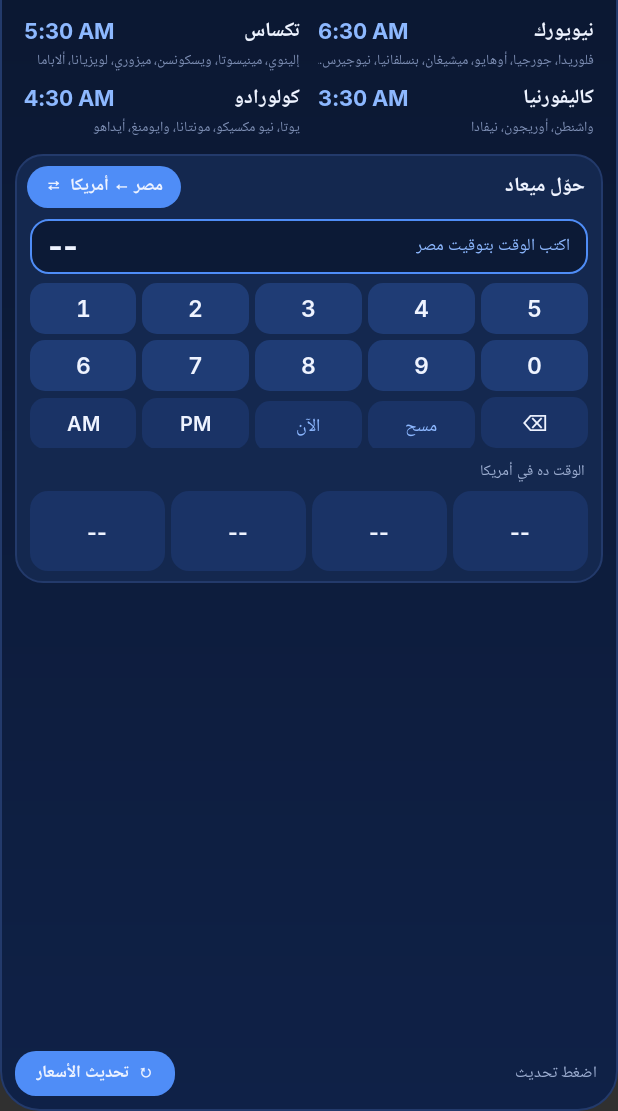
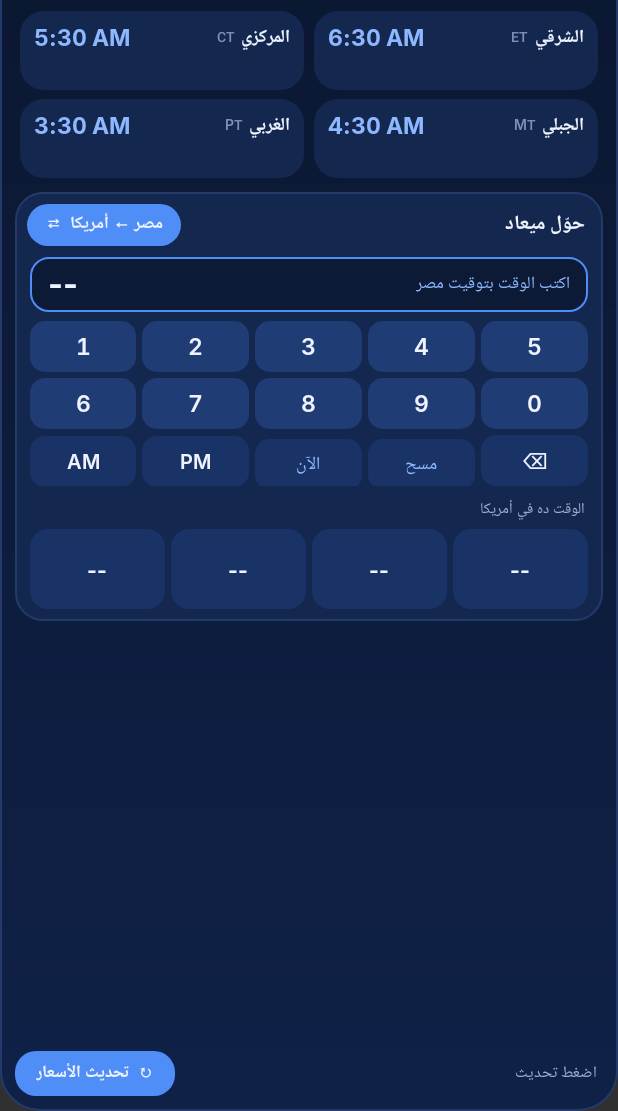
Before and after one commit to guidancetutors2020/guidancetutorsspervisor, an Android app: the layout widget.xml on its own in the app's theme, with its tools: preview values and no code run, on a phone screen of 412 x 824 dp, the part 125-1236 px from its top. Run offline under Robolectric (Android 15) with nearby library versions, the phone set to English and light mode, and no system bars.

Commit message:
Group main US states by time zone in four boxes; Arizona follows DST season
Co-Authored-By: Claude Opus 5.5 <noreply@anthropic.com>
Claude-Session: https://claude.ai/code/session_01Ny6ErTzSTSFXEzgv1BaRbq

```diff
--- a/app/build.gradle
+++ b/app/build.gradle
@@ -6,8 +6,8 @@ android {
         applicationId 'com.guidancetutors.priceswidget'
         minSdk 26
         targetSdk 34
-        versionCode 4
-        versionName "2.1"
+        versionCode 5
+        versionName "2.2"
     }
     compileOptions { sourceCompatibility JavaVersion.VERSION_17; targetCompatibility JavaVersion.VERSION_17 }
 }
--- a/app/src/main/res/layout/widget.xml
+++ b/app/src/main/res/layout/widget.xml
@@ -21,40 +21,44 @@
         </LinearLayout>
     </LinearLayout>
 
-    <LinearLayout android:layout_width="match_parent" android:layout_height="wrap_content" android:orientation="horizontal" android:layout_marginTop="9dp">
-            <LinearLayout android:layout_width="0dp" android:layout_height="wrap_content" android:layout_weight="1" android:orientation="vertical" android:paddingHorizontal="6dp">
+    <LinearLayout android:layout_width="match_parent" android:layout_height="wrap_content" android:orientation="horizontal" android:layout_marginTop="7dp">
+        <LinearLayout android:layout_width="0dp" android:layout_height="match_parent" android:layout_weight="1" android:orientation="vertical" android:background="@drawable/tile" android:paddingHorizontal="9dp" android:paddingVertical="7dp" android:layout_marginHorizontal="3dp">
             <LinearLayout android:layout_width="match_parent" android:layout_height="wrap_content" android:orientation="horizontal" android:gravity="center_vertical">
-                    <TextView android:layout_width="wrap_content" android:layout_height="wrap_content" android:text="نيويورك" android:textSize="13sp" android:textColor="@color/ink" android:maxLines="1" android:textStyle="bold"  />
+                <TextView android:layout_width="wrap_content" android:layout_height="wrap_content" android:text="الشرقي" android:textSize="12sp" android:textColor="@color/ink" android:textStyle="bold" android:maxLines="1" />
+                <TextView android:layout_width="wrap_content" android:layout_height="wrap_content" android:text="ET" android:textSize="9sp" android:textColor="@color/faint" android:fontFamily="@font/num_semibold" android:layout_marginStart="4dp" android:maxLines="1" />
                 <LinearLayout android:layout_width="0dp" android:layout_height="1dp" android:layout_weight="1" />
-                    <TextClock android:layout_width="wrap_content" android:layout_height="wrap_content" android:timeZone="America/New_York" android:format12Hour="h:mm a" android:format24Hour="h:mm a" android:textSize="14.5sp" android:textColor="@color/accent_soft" android:fontFamily="@font/num_bold" android:maxLines="1" />
+                <TextClock android:layout_width="wrap_content" android:layout_height="wrap_content" android:timeZone="America/New_York" android:format12Hour="h:mm a" android:format24Hour="h:mm a" android:textSize="15sp" android:textColor="@color/accent_soft" android:fontFamily="@font/num_bold" android:maxLines="1" />
             </LinearLayout>
-                <TextView android:layout_width="match_parent" android:layout_height="wrap_content" android:text="فلوريدا، جورجيا، أوهايو، ميشيغان، بنسلفانيا، نيوجيرسي، فيرجينيا" android:textSize="9.5sp" android:textColor="@color/faint" android:maxLines="1" android:ellipsize="end" />
+            <TextView android:id="@+id/st_e" android:layout_width="match_parent" android:layout_height="wrap_content" android:text="" android:textSize="10sp" android:textColor="@color/muted" android:maxLines="4" android:lineSpacingExtra="1.5dp" android:layout_marginTop="3dp" />
         </LinearLayout>
-            <LinearLayout android:layout_width="0dp" android:layout_height="wrap_content" android:layout_weight="1" android:orientation="vertical" android:paddingHorizontal="6dp">
+        <LinearLayout android:layout_width="0dp" android:layout_height="match_parent" android:layout_weight="1" android:orientation="vertical" android:background="@drawable/tile" android:paddingHorizontal="9dp" android:paddingVertical="7dp" android:layout_marginHorizontal="3dp">
             <LinearLayout android:layout_width="match_parent" android:layout_height="wrap_content" android:orientation="horizontal" android:gravity="center_vertical">
-                    <TextView android:layout_width="wrap_content" android:layout_height="wrap_content" android:text="تكساس" android:textSize="13sp" android:textColor="@color/ink" android:maxLines="1" android:textStyle="bold"  />
+                <TextView android:layout_width="wrap_content" android:layout_height="wrap_content" android:text="المركزي" android:textSize="12sp" android:textColor="@color/ink" android:textStyle="bold" android:maxLines="1" />
+                <TextView android:layout_width="wrap_content" android:layout_height="wrap_content" android:text="CT" android:textSize="9sp" android:textColor="@color/faint" android:fontFamily="@font/num_semibold" android:layout_marginStart="4dp" android:maxLines="1" />
                 <LinearLayout android:layout_width="0dp" android:layout_height="1dp" android:layout_weight="1" />
-                    <TextClock android:layout_width="wrap_content" android:layout_height="wrap_content" android:timeZone="America/Chicago" android:format12Hour="h:mm a" android:format24Hour="h:mm a" android:textSize="14.5sp" android:textColor="@color/accent_soft" android:fontFamily="@font/num_bold" android:maxLines="1" />
+                <TextClock android:layout_width="wrap_content" android:layout_height="wrap_content" android:timeZone="America/Chicago" android:format12Hour="h:mm a" android:format24Hour="h:mm a" android:textSize="15sp" android:textColor="@color/accent_soft" android:fontFamily="@font/num_bold" android:maxLines="1" />
             </LinearLayout>
-                <TextView android:layout_width="match_parent" android:layout_height="wrap_content" android:text="إلينوي، مينيسوتا، ويسكونسن، ميزوري، لويزيانا، ألاباما" android:textSize="9.5sp" android:textColor="@color/faint" android:maxLines="1" android:ellipsize="end" />
+            <TextView android:id="@+id/st_c" android:layout_width="match_parent" android:layout_height="wrap_content" android:text="" android:textSize="10sp" android:textColor="@color/muted" android:maxLines="4" android:lineSpacingExtra="1.5dp" android:layout_marginTop="3dp" />
         </LinearLayout>
     </LinearLayout>
-    <LinearLayout android:layout_width="match_parent" android:layout_height="wrap_content" android:orientation="horizontal" android:layout_marginTop="5dp">
-            <LinearLayout android:layout_width="0dp" android:layout_height="wrap_content" android:layout_weight="1" android:orientation="vertical" android:paddingHorizontal="6dp">
+    <LinearLayout android:layout_width="match_parent" android:layout_height="wrap_content" android:orientation="horizontal" android:layout_marginTop="6dp">
+        <LinearLayout android:layout_width="0dp" android:layout_height="match_parent" android:layout_weight="1" android:orientation="vertical" android:background="@drawable/tile" android:paddingHorizontal="9dp" android:paddingVertical="7dp" android:layout_marginHorizontal="3dp">
             <LinearLayout android:layout_width="match_parent" android:layout_height="wrap_content" android:orientation="horizontal" android:gravity="center_vertical">
-                    <TextView android:layout_width="wrap_content" android:layout_height="wrap_content" android:text="كاليفورنيا" android:textSize="13sp" android:textColor="@color/ink" android:maxLines="1" android:textStyle="bold"  />
+                <TextView android:layout_width="wrap_content" android:layout_height="wrap_content" android:text="الجبلي" android:textSize="12sp" android:textColor="@color/ink" android:textStyle="bold" android:maxLines="1" />
+                <TextView android:layout_width="wrap_content" android:layout_height="wrap_content" android:text="MT" android:textSize="9sp" android:textColor="@color/faint" android:fontFamily="@font/num_semibold" android:layout_marginStart="4dp" android:maxLines="1" />
                 <LinearLayout android:layout_width="0dp" android:layout_height="1dp" android:layout_weight="1" />
-                    <TextClock android:layout_width="wrap_content" android:layout_height="wrap_content" android:timeZone="America/Los_Angeles" android:format12Hour="h:mm a" android:format24Hour="h:mm a" android:textSize="14.5sp" android:textColor="@color/accent_soft" android:fontFamily="@font/num_bold" android:maxLines="1" />
+                <TextClock android:layout_width="wrap_content" android:layout_height="wrap_content" android:timeZone="America/Denver" android:format12Hour="h:mm a" android:format24Hour="h:mm a" android:textSize="15sp" android:textColor="@color/accent_soft" android:fontFamily="@font/num_bold" android:maxLines="1" />
             </LinearLayout>
-                <TextView android:layout_width="match_parent" android:layout_height="wrap_content" android:text="واشنطن، أوريجون، نيفادا" android:textSize="9.5sp" android:textColor="@color/faint" android:maxLines="1" android:ellipsize="end" />
+            <TextView android:id="@+id/st_m" android:layout_width="match_parent" android:layout_height="wrap_content" android:text="" android:textSize="10sp" android:textColor="@color/muted" android:maxLines="4" android:lineSpacingExtra="1.5dp" android:layout_marginTop="3dp" />
         </LinearLayout>
-            <LinearLayout android:layout_width="0dp" android:layout_height="wrap_content" android:layout_weight="1" android:orientation="vertical" android:paddingHorizontal="6dp">
+        <LinearLayout android:layout_width="0dp" android:layout_height="match_parent" android:layout_weight="1" android:orientation="vertical" android:background="@drawable/tile" android:paddingHorizontal="9dp" android:paddingVertical="7dp" android:layout_marginHorizontal="3dp">
             <LinearLayout android:layout_width="match_parent" android:layout_height="wrap_content" android:orientation="horizontal" android:gravity="center_vertical">
-                    <TextView android:layout_width="wrap_content" android:layout_height="wrap_content" android:text="كولورادو" android:textSize="13sp" android:textColor="@color/ink" android:maxLines="1" android:textStyle="bold"  />
+                <TextView android:layout_width="wrap_content" android:layout_height="wrap_content" android:text="الغربي" android:textSize="12sp" android:textColor="@color/ink" android:textStyle="bold" android:maxLines="1" />
+                <TextView android:layout_width="wrap_content" android:layout_height="wrap_content" android:text="PT" android:textSize="9sp" android:textColor="@color/faint" android:fontFamily="@font/num_semibold" android:layout_marginStart="4dp" android:maxLines="1" />
                 <LinearLayout android:layout_width="0dp" android:layout_height="1dp" android:layout_weight="1" />
-                    <TextClock android:layout_width="wrap_content" android:layout_height="wrap_content" android:timeZone="America/Denver" android:format12Hour="h:mm a" android:format24Hour="h:mm a" android:textSize="14.5sp" android:textColor="@color/accent_soft" android:fontFamily="@font/num_bold" android:maxLines="1" />
+                <TextClock android:layout_width="wrap_content" android:layout_height="wrap_content" android:timeZone="America/Los_Angeles" android:format12Hour="h:mm a" android:format24Hour="h:mm a" android:textSize="15sp" android:textColor="@color/accent_soft" android:fontFamily="@font/num_bold" android:maxLines="1" />
             </LinearLayout>
-                <TextView android:layout_width="match_parent" android:layout_height="wrap_content" android:text="يوتا، نيو مكسيكو، مونتانا، وايومنغ، أيداهو" android:textSize="9.5sp" android:textColor="@color/faint" android:maxLines="1" android:ellipsize="end" />
+            <TextView android:id="@+id/st_p" android:layout_width="match_parent" android:layout_height="wrap_content" android:text="" android:textSize="10sp" android:textColor="@color/muted" android:maxLines="4" android:lineSpacingExtra="1.5dp" android:layout_marginTop="3dp" />
         </LinearLayout>
     </LinearLayout>
 
--- a/app/src/main/res/xml/widget_info.xml
+++ b/app/src/main/res/xml/widget_info.xml
@@ -1,7 +1,7 @@
 <appwidget-provider xmlns:android="http://schemas.android.com/apk/res/android"
-    android:minWidth="300dp" android:minHeight="420dp"
-    android:targetCellWidth="4" android:targetCellHeight="4"
-    android:minResizeWidth="280dp" android:minResizeHeight="400dp"
+    android:minWidth="300dp" android:minHeight="480dp"
+    android:targetCellWidth="4" android:targetCellHeight="5"
+    android:minResizeWidth="280dp" android:minResizeHeight="440dp"
     android:resizeMode="horizontal|vertical"
     android:updatePeriodMillis="0"
     android:initialLayout="@layout/widget"
```
Also changed, not shown: app/src/main/java/com/guidancetutors/priceswidget/PriceWidget.java (+14 -1 lines). Lines whose indentation alone changed are shown as unchanged.
